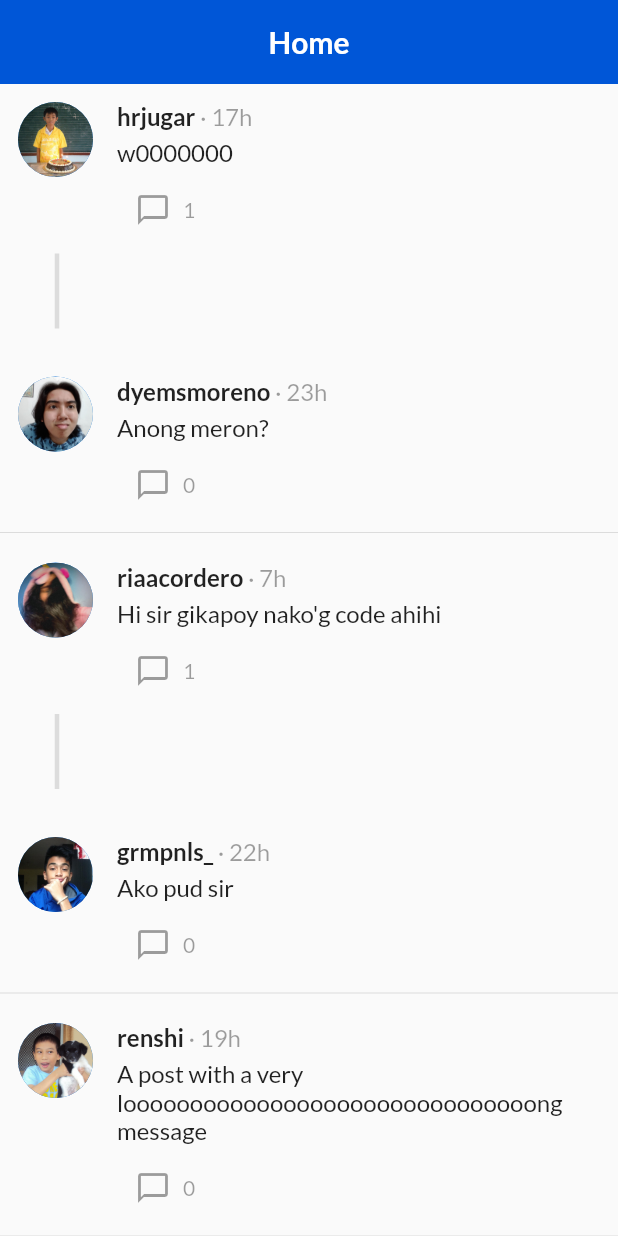
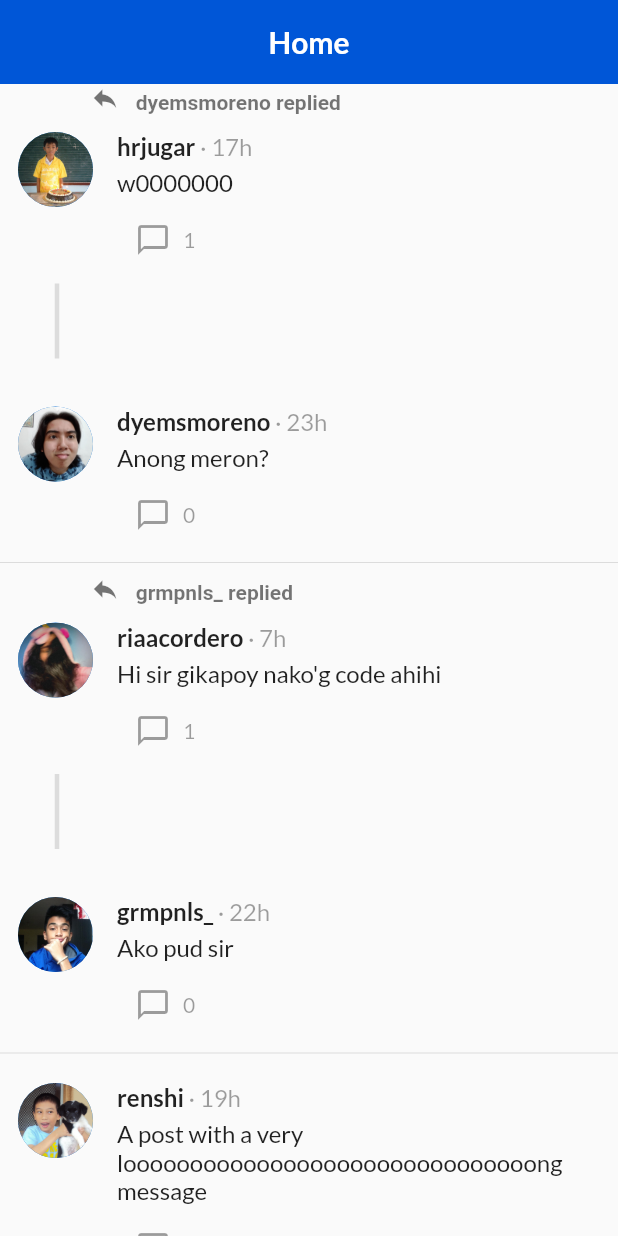
Before and after one commit to riaacordero/OOP-Module-3-Exam, a Flutter app: the screen it shows after launch, after a tap on "Create Account", on a phone screen of 412 x 824 dp. Run offline on Flutter 3.47's test engine with Material 2 defaults, Android fonts, the phone set to English and light mode, and no system bars; our stand-ins replace flutter_svg.

Commit message:
Code cleanup

```diff
--- a/lib/others/post_list.dart
+++ b/lib/others/post_list.dart
@@ -16,8 +16,7 @@ class PostList extends StatelessWidget {
           bool hasParentPost = currentPost.parentPost != null;
           return Column(
             children: [
-              if (hasParentPost) PostItem(post: currentPost.parentPost),
-              if (hasParentPost) ..._addConnection(currentPost.parentPost),
+              if (hasParentPost) ..._addParentPostData(currentPost),
               PostItem(post: currentPost),
               const Divider()
             ],
@@ -29,8 +28,34 @@ class PostList extends StatelessWidget {
   }
 }
 
-_addConnection(Post? post) {
+_addParentPostData(Post? post) {
   return [
+    Container(
+      alignment: Alignment.topLeft,
+      padding: const EdgeInsets.only(left: 60),
+      child: Text.rich(
+        TextSpan(
+          children: [
+            const WidgetSpan(
+              child: Icon(Icons.reply_outlined,
+                size: 20,
+                color: Colors.black54
+              )
+            ),
+            TextSpan(
+              text: "   ${post!.user.name} replied",
+              style: const TextStyle(
+                fontSize: 14,
+                fontWeight: FontWeight.bold,
+                color: Colors.black54
+              )
+            ),
+          ]
+        )
+
+      ),
+    ),
+    PostItem(post: post.parentPost),
     const SizedBox(height: 5),
     Container(
       alignment: Alignment.centerLeft,
--- a/lib/screens/news_feed_screen.dart
+++ b/lib/screens/news_feed_screen.dart
@@ -1,4 +1,3 @@
-import 'package:chika/database/post.dart';
 import 'package:chika/others/post_list.dart';
 import 'package:flutter/material.dart';
 
```
Also changed, not shown: lib/screens/login_screen.dart (+6 -3 lines).
